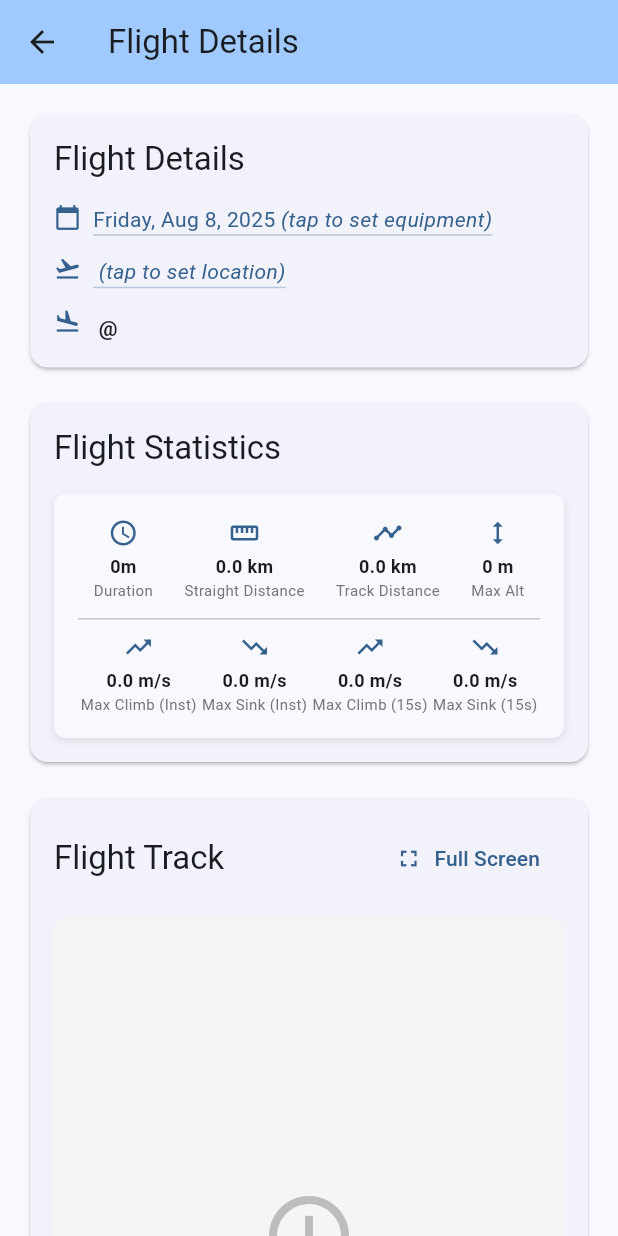
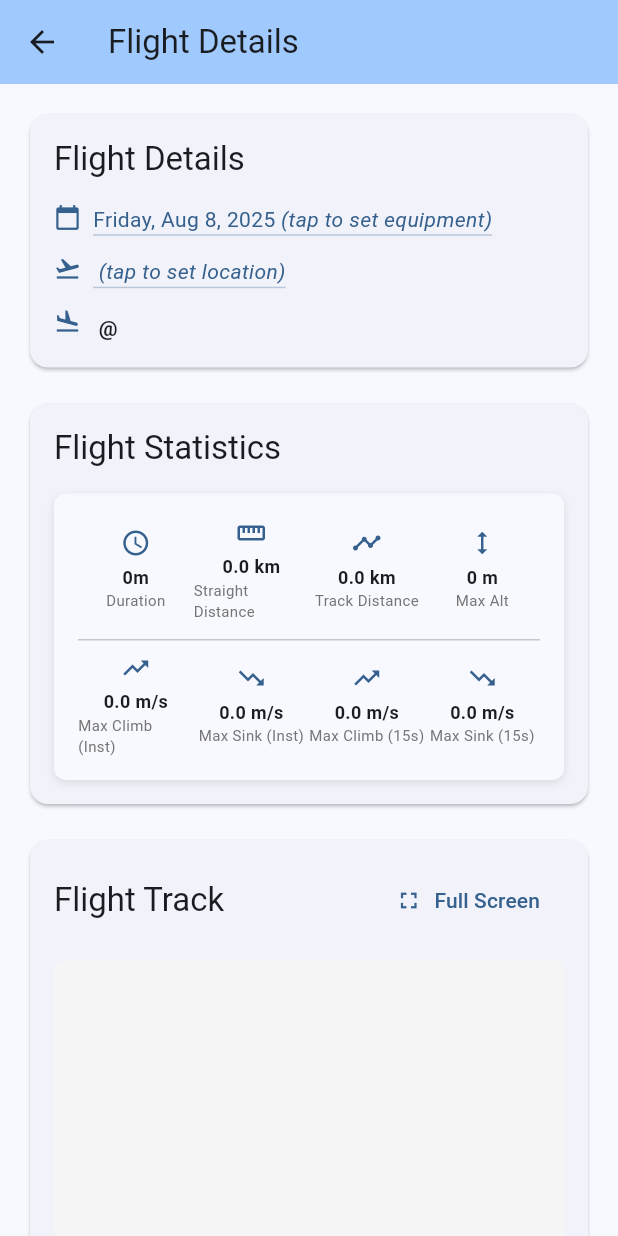
Before and after one commit to Kevin-McIsaac/the_paragliding_app, a Flutter app: the FlightDetailScreen screen opened directly with empty values, on a phone screen of 412 x 824 dp. Run offline on Flutter 3.47's test engine with Material 3 defaults, Android fonts, the phone set to English and light mode, and no system bars; our stand-ins replace file_picker, fl_chart, flutter_map, get_it, latlong2, logger and 4 more; accounts and stored records are empty.

Commit message:
Fix flight statistics overflow on small screens (Issue #9)
Wrap all stat items in Expanded widgets to prevent RenderFlex overflow.
- Both first and second rows now use Expanded widgets
- Statistics scale proportionally to available screen width
- Resolves 29-pixel overflow on Pixel 9 device
- Maintains responsive layout across different screen sizes

Fixes #9

🤖 Generated with [Claude Code](https://claude.ai/code)

Co-Authored-By: Claude <noreply@anthropic.com>

```diff
--- a/free_flight_log_app/lib/presentation/widgets/flight_statistics_widget.dart
+++ b/free_flight_log_app/lib/presentation/widgets/flight_statistics_widget.dart
@@ -33,13 +33,16 @@ class FlightStatisticsWidget extends StatelessWidget {
           Row(
             mainAxisAlignment: MainAxisAlignment.spaceAround,
             children: [
-              _buildStatItem(
+              Expanded(
+                child: _buildStatItem(
                   'Duration',
                   duration,
                   Icons.access_time,
                   context,
                 ),
-              _buildStatItem(
+              ),
+              Expanded(
+                child: _buildStatItem(
                   'Straight Distance',
                   flight.straightDistance != null
                       ? '${flight.straightDistance!.toStringAsFixed(1)} km'
@@ -47,7 +50,9 @@ class FlightStatisticsWidget extends StatelessWidget {
                   Icons.straighten,
                   context,
                 ),
-              _buildStatItem(
+              ),
+              Expanded(
+                child: _buildStatItem(
                   'Track Distance',
                   flight.distance != null
                       ? '${flight.distance!.toStringAsFixed(1)} km'
@@ -55,13 +60,16 @@ class FlightStatisticsWidget extends StatelessWidget {
                   Icons.timeline,
                   context,
                 ),
-              _buildStatItem(
+              ),
+              Expanded(
+                child: _buildStatItem(
                   'Max Alt',
                   flight.maxAltitude != null
                       ? '${flight.maxAltitude!.toInt()} m'
                       : 'N/A',
                   Icons.height,
                   context,
+                ),
               ),
             ],
           ),
@@ -73,32 +81,40 @@ class FlightStatisticsWidget extends StatelessWidget {
               mainAxisAlignment: MainAxisAlignment.spaceAround,
               children: [
                 if (flight.maxClimbRate != null)
-                  _buildStatItem(
+                  Expanded(
+                    child: _buildStatItem(
                       'Max Climb (Inst)',
                       '${flight.maxClimbRate!.toStringAsFixed(1)} m/s',
                       Icons.trending_up,
                       context,
                     ),
+                  ),
                 if (flight.maxSinkRate != null)
-                  _buildStatItem(
+                  Expanded(
+                    child: _buildStatItem(
                       'Max Sink (Inst)',
                       '${flight.maxSinkRate!.toStringAsFixed(1)} m/s',
                       Icons.trending_down,
                       context,
                     ),
+                  ),
                 if (flight.maxClimbRate5Sec != null)
-                  _buildStatItem(
+                  Expanded(
+                    child: _buildStatItem(
                       'Max Climb (15s)',
                       '${flight.maxClimbRate5Sec!.toStringAsFixed(1)} m/s',
                       Icons.trending_up,
                       context,
                     ),
+                  ),
                 if (flight.maxSinkRate5Sec != null)
-                  _buildStatItem(
+                  Expanded(
+                    child: _buildStatItem(
                       'Max Sink (15s)',
                       '${flight.maxSinkRate5Sec!.toStringAsFixed(1)} m/s',
                       Icons.trending_down,
                       context,
+                    ),
                   ),
               ],
             ),
```
Lines whose indentation alone changed are shown as unchanged.
